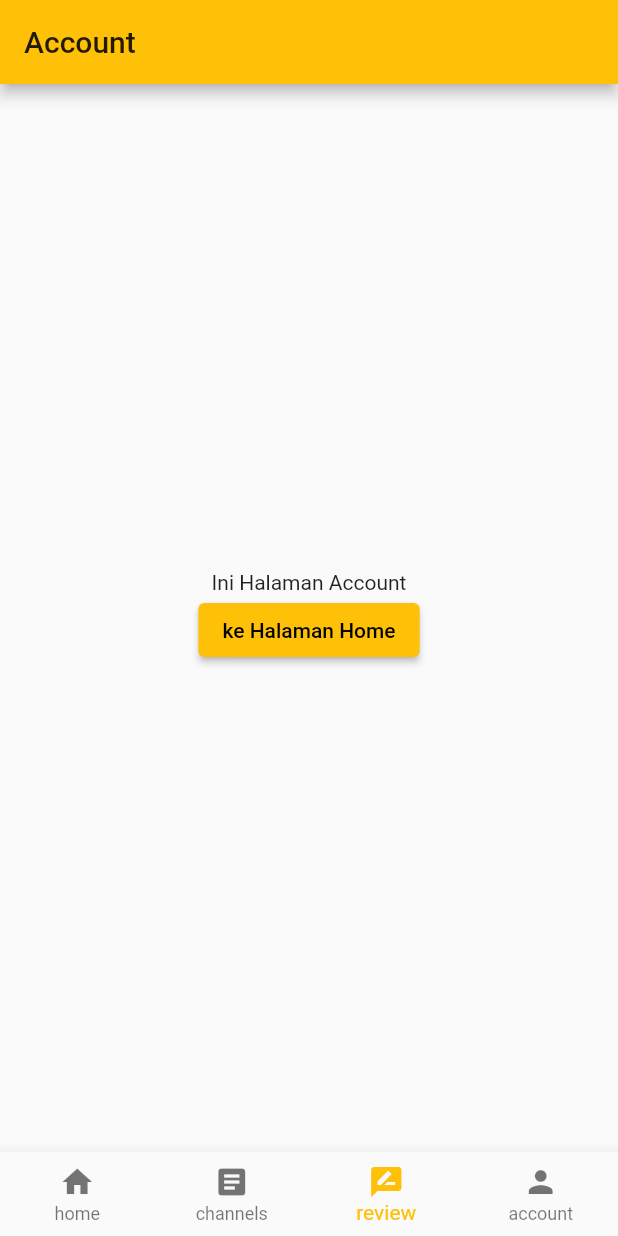
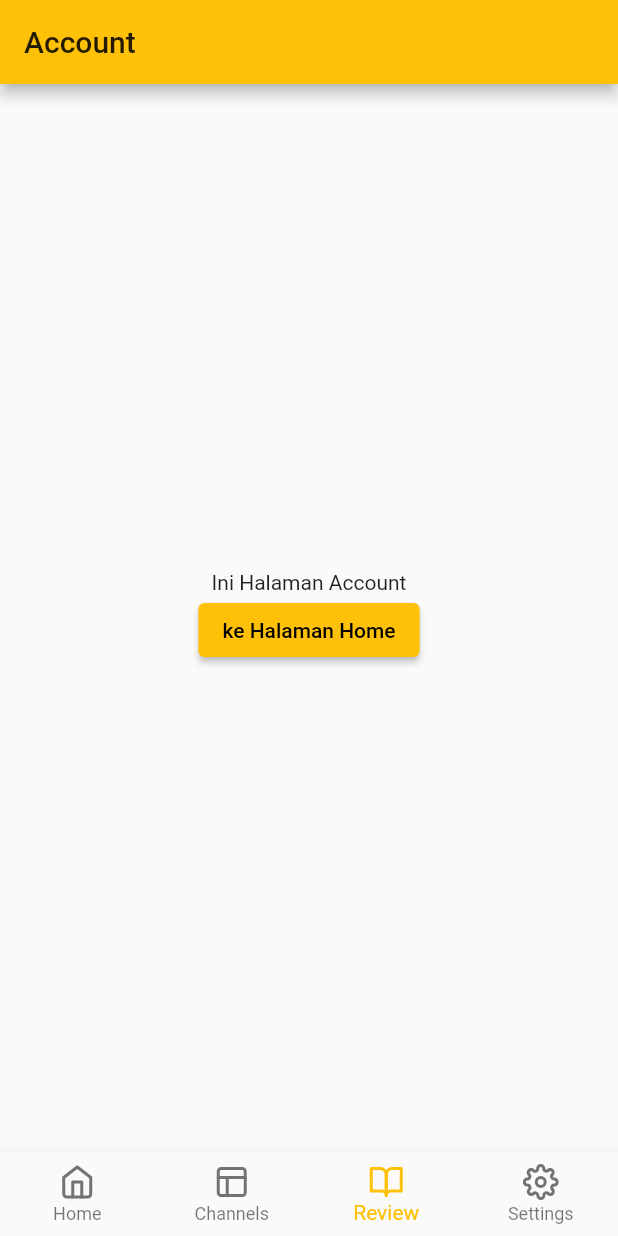
Before and after one commit to aisy/flutter-web-learn, a Flutter app: the screen it shows after launch, item 3 of the bottom bar chosen, on a phone screen of 412 x 824 dp. Run offline on Flutter 3.47's test engine with Material 2 defaults, Android fonts, the phone set to English and light mode, and no system bars; our stand-ins replace carousel_slider, flutter_feather_icons; network calls fail.

Commit message:
change feather icons in bottom navigation

```diff
--- a/lib/mainNavigationBottom.dart
+++ b/lib/mainNavigationBottom.dart
@@ -2,6 +2,7 @@ import 'package:flutter/material.dart';
 import 'package:flutter_application_1/screens/account.dart';
 import 'package:flutter_application_1/screens/channels.dart';
 import 'package:flutter_application_1/screens/home.dart';
+import 'package:flutter_feather_icons/flutter_feather_icons.dart';
 
 class MainHomeBottomNavigation extends StatefulWidget {
   @override
@@ -34,12 +35,14 @@ class _MainHomeBottomNavigationState extends State<MainHomeBottomNavigation> {
           currentIndex: _selectedIndex,
           type: BottomNavigationBarType.fixed,
           items: [
-            BottomNavigationBarItem(icon: Icon(Icons.home), label: "home"),
             BottomNavigationBarItem(
-                icon: Icon(Icons.article), label: "channels"),
+                icon: Icon(FeatherIcons.home), label: "Home"),
             BottomNavigationBarItem(
-                icon: Icon(Icons.rate_review), label: "review"),
-            BottomNavigationBarItem(icon: Icon(Icons.person), label: "account"),
+                icon: Icon(FeatherIcons.layout), label: "Channels"),
+            BottomNavigationBarItem(
+                icon: Icon(FeatherIcons.bookOpen), label: "Review"),
+            BottomNavigationBarItem(
+                icon: Icon(FeatherIcons.settings), label: "Settings"),
           ],
           onTap: (index) {
             setState(() {
```
